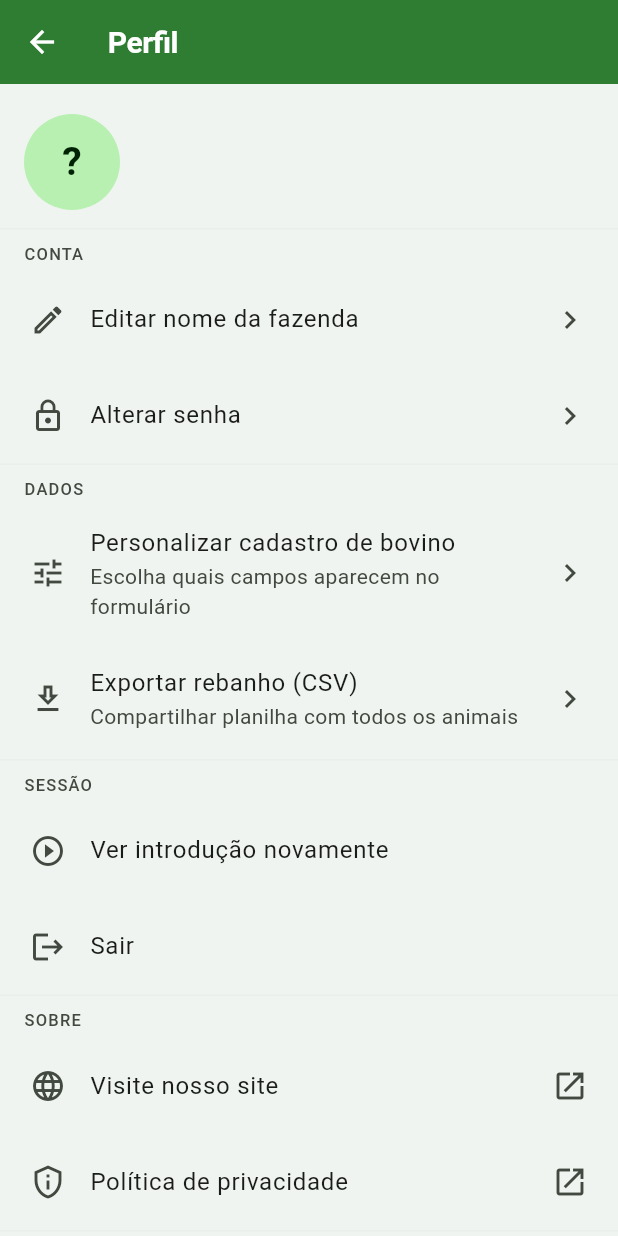
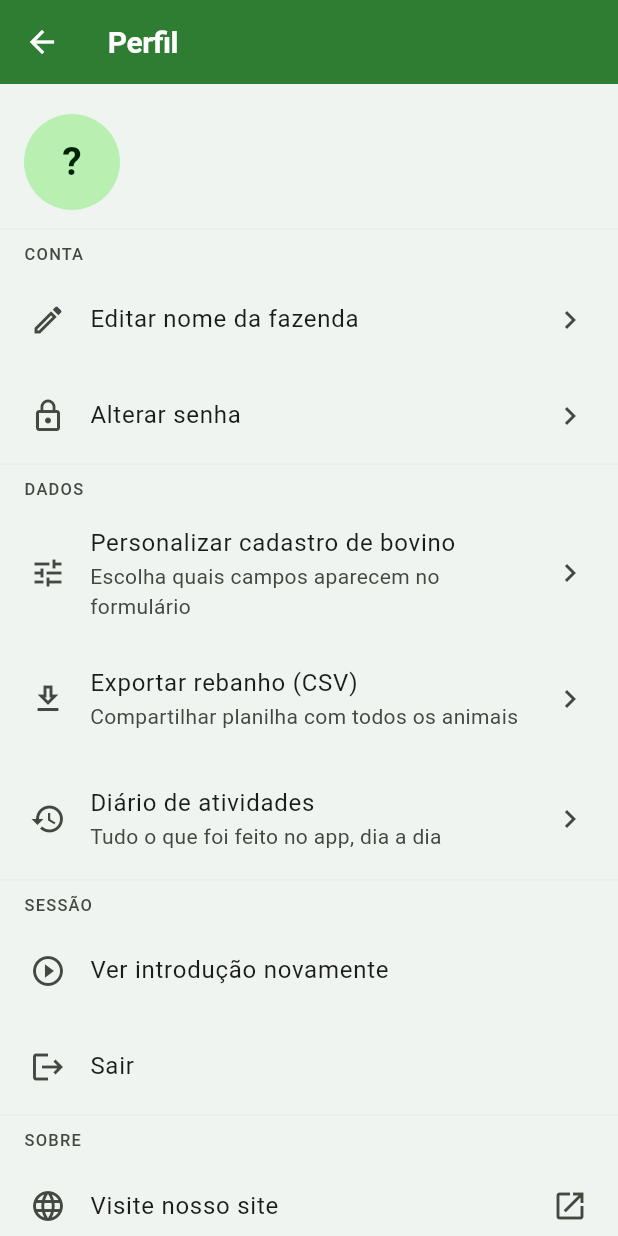
Before and after one commit to lucasbjs12/gestao-bovinos-flutter, a Flutter app: the screen it shows once a user with an empty profile is signed in, after a tap on "Pular", after a tap on the "person outline" icon, on a phone screen of 412 x 824 dp. Run offline on Flutter 3.47's test engine with Material 3 defaults, Android fonts, the phone set to English and light mode, and no system bars; our stand-ins replace cached_network_image, cloud_firestore, cloud_functions, connectivity_plus, firebase_auth, firebase_core and 6 more; accounts and stored records are empty.

Commit message:
feat: diario de atividades (fase 1 do multi-usuario)
Registro imutavel de quem fez o que e quando: salvar/excluir bovinos,
eventos, invernadas, baixas, reativacoes e movimentacoes. Gravado no
funil dos repositorios remotos (sem eco da sync que desce; resync
suprimido). Tela com timeline agrupada por dia em Perfil > Dados.
Banco local migra para v4 (tabela atividades); sobe para o Firestore
e desce via sync inicial + tempo real. Cada registro guarda autorUid
e autorNome para a fase 2 (papeis dono/capataz).

Co-Authored-By: Claude Fable 5 <noreply@anthropic.com>

```diff
--- a/lib/app.dart
+++ b/lib/app.dart
@@ -22,6 +22,7 @@ import 'features/admin/presentation/painel_admin_screen.dart';
 import 'features/bovinos/presentation/personalizar_cadastro_screen.dart';
 import 'features/bovinos/presentation/sem_manejo_screen.dart';
 import 'features/bovinos/presentation/terneiros_indefinidos_screen.dart';
+import 'features/atividades/presentation/diario_atividades_screen.dart';
 import 'features/perfil/presentation/perfil_screen.dart';
 import 'features/home/home_provider.dart';
 import 'features/eventos_sanitarios/eventos_sanitarios_provider.dart';
@@ -135,6 +136,11 @@ class GestaoBovinosApp extends StatelessWidget {
             case AppRoutes.painelAdmin:
               return MaterialPageRoute(
                 builder: (_) => const PainelAdminScreen(),
+                settings: settings,
+              );
+            case AppRoutes.diarioAtividades:
+              return MaterialPageRoute(
+                builder: (_) => const DiarioAtividadesScreen(),
                 settings: settings,
               );
             default:
--- a/lib/core/db/app_database.dart
+++ b/lib/core/db/app_database.dart
@@ -30,7 +30,7 @@ class AppDatabase {
 
     return openDatabase(
       dbPath,
-      version: 3,
+      version: 4,
       onUpgrade: (db, oldVersion, newVersion) async {
         if (oldVersion < 2) {
           await db.execute(
@@ -45,6 +45,9 @@ class AppDatabase {
           } catch (_) {
             // coluna já existe (migração interrompida anteriormente)
           }
+        }
+        if (oldVersion < 4) {
+          await _criarTabelaAtividades(db);
         }
       },
       onCreate: (db, version) async {
@@ -153,7 +156,26 @@ class AppDatabase {
           )
         ''');
         await db.execute('CREATE INDEX idx_leitura_rfid_bovinoId ON leitura_rfid(bovinoId)');
+
+        await _criarTabelaAtividades(db);
       },
+    );
+  }
+
+  static Future<void> _criarTabelaAtividades(Database db) async {
+    await db.execute('''
+      CREATE TABLE atividades (
+        id INTEGER PRIMARY KEY AUTOINCREMENT,
+        syncId TEXT,
+        autorUid TEXT,
+        autorNome TEXT,
+        acao TEXT,
+        descricao TEXT,
+        dataMillis INTEGER
+      )
+    ''');
+    await db.execute(
+      'CREATE INDEX idx_atividades_dataMillis ON atividades(dataMillis)',
     );
   }
 
--- a/lib/core/routes/app_routes.dart
+++ b/lib/core/routes/app_routes.dart
@@ -16,4 +16,5 @@ abstract class AppRoutes {
   static const personalizarCadastro = '/personalizar-cadastro';
   static const painelAdmin = '/painel-admin';
   static const cadastroLote = '/cadastro-lote';
+  static const diarioAtividades = '/diario-atividades';
 }
--- a/lib/features/perfil/presentation/perfil_screen.dart
+++ b/lib/features/perfil/presentation/perfil_screen.dart
@@ -111,6 +111,13 @@ class _PerfilScreenState extends State<PerfilScreen> {
             subtitle: const Text('Compartilhar planilha com todos os animais'),
             trailing: const Icon(Icons.chevron_right),
             onTap: _exportarCSV,
+          ),
+          ListTile(
+            leading: const Icon(Icons.history),
+            title: const Text('Diário de atividades'),
+            subtitle: const Text('Tudo o que foi feito no app, dia a dia'),
+            trailing: const Icon(Icons.chevron_right),
+            onTap: () => Navigator.pushNamed(context, AppRoutes.diarioAtividades),
           ),
 
           const Divider(),
--- a/lib/sync/initial_sync_service.dart
+++ b/lib/sync/initial_sync_service.dart
@@ -3,6 +3,8 @@ import 'package:shared_preferences/shared_preferences.dart';
 import 'package:sqflite/sqflite.dart';
 
 import '../core/sync/sync_refs.dart';
+import '../features/atividades/data/atividade.dart';
+import '../features/atividades/data/atividade_local_repository.dart';
 import '../features/bovinos/data/bovino.dart';
 import '../features/bovinos/data/bovino_local_repository.dart';
 import '../features/eventos_sanitarios/data/evento_sanitario.dart';
@@ -28,16 +30,18 @@ class InitialSyncService {
     final fazendaRef =
         FirebaseFirestore.instance.collection('fazendas').doc(uid);
 
-    // Busca paralela das 3 coleções
+    // Busca paralela das 4 coleções
     final results = await Future.wait([
       fazendaRef.collection('invernadas').get(const GetOptions(source: Source.server)),
       fazendaRef.collection('bovinos').get(const GetOptions(source: Source.server)),
       fazendaRef.collection('eventos_sanitarios').get(const GetOptions(source: Source.server)),
+      fazendaRef.collection('atividades').get(const GetOptions(source: Source.server)),
     ]);
 
     final invernadasSnap = results[0];
     final bovinosSnap    = results[1];
     final eventosSnap    = results[2];
+    final atividadesSnap = results[3];
 
     // 1 — Invernadas (FK base para bovinos)
     final invRepo = InvernadaLocalRepository(db);
@@ -136,6 +140,15 @@ class InitialSyncService {
       await evRepo.inserirOuSubstituirPorSyncId(evento, bovinosLocais);
     }
 
+    // 4 — Diário de atividades
+    final atRepo = AtividadeLocalRepository(db);
+    for (final doc in atividadesSnap.docs) {
+      if (doc.metadata.hasPendingWrites) continue;
+      await atRepo.inserirOuSubstituirPorSyncId(
+        Atividade.fromMap({...doc.data(), 'syncId': doc.id, 'id': null}),
+      );
+    }
+
     final prefs = await SharedPreferences.getInstance();
     await prefs.setBool('$_prefsPrefix$uid', true);
   }
--- a/lib/sync/realtime_sync_service.dart
+++ b/lib/sync/realtime_sync_service.dart
@@ -4,6 +4,8 @@ import 'package:cloud_firestore/cloud_firestore.dart';
 import 'package:sqflite/sqflite.dart';
 
 import '../core/sync/sync_refs.dart';
+import '../features/atividades/data/atividade.dart';
+import '../features/atividades/data/atividade_local_repository.dart';
 import '../features/bovinos/data/bovino.dart';
 import '../features/bovinos/data/bovino_local_repository.dart';
 import '../features/eventos_sanitarios/data/evento_sanitario.dart';
@@ -17,6 +19,7 @@ class RealtimeSyncService {
   StreamSubscription<QuerySnapshot<Map<String, dynamic>>>? _invernadasSub;
   StreamSubscription<QuerySnapshot<Map<String, dynamic>>>? _bovinosSub;
   StreamSubscription<QuerySnapshot<Map<String, dynamic>>>? _eventosSub;
+  StreamSubscription<QuerySnapshot<Map<String, dynamic>>>? _atividadesSub;
 
   void start({required String uid, required Database db}) {
     if (_bovinosSub != null) return; // idempotente
@@ -75,6 +78,24 @@ class RealtimeSyncService {
         } catch (_) {}
       }
     });
+
+    _atividadesSub =
+        fazenda.collection('atividades').snapshots().listen((snap) async {
+      final repo = AtividadeLocalRepository(db);
+      for (final change in snap.docChanges) {
+        if (change.doc.metadata.hasPendingWrites) continue;
+        try {
+          if (change.type == DocumentChangeType.removed) {
+            await repo.excluirPorSyncId(change.doc.id);
+          } else {
+            final d = change.doc.data()!;
+            await repo.inserirOuSubstituirPorSyncId(
+              Atividade.fromMap({...d, 'syncId': change.doc.id, 'id': null}),
+            );
+          }
+        } catch (_) {}
+      }
+    });
   }
 
   void stop() {
@@ -84,6 +105,8 @@ class RealtimeSyncService {
     _bovinosSub = null;
     _eventosSub?.cancel();
     _eventosSub = null;
+    _atividadesSub?.cancel();
+    _atividadesSub = null;
   }
 
   static Invernada _invernadaFromDoc(
--- a/lib/sync/resync_refs_service.dart
+++ b/lib/sync/resync_refs_service.dart
@@ -24,7 +24,7 @@ class ResyncRefsService {
 
     final bovinoRepo = BovinoRemoteRepository(uid: uid, sync: sync);
     for (final row in await db.query('bovinos')) {
-      await bovinoRepo.salvar(Bovino.fromMap(row));
+      await bovinoRepo.salvar(Bovino.fromMap(row), registrarAtividade: false);
     }
 
     final eventoRepo = EventoSanitarioRemoteRepository(uid: uid, sync: sync);
@@ -52,6 +52,7 @@ class ResyncRefsService {
       await eventoRepo.salvar(
         evento,
         vinculos.map((v) => v['bovinoId'] as int).toList(),
+        registrarAtividade: false,
       );
     }
 
```
Also changed, not shown: lib/features/atividades/atividade_service.dart (added, +40 -0 lines), lib/features/atividades/data/atividade.dart (added, +63 -0 lines), lib/features/atividades/data/atividade_local_repository.dart (added, +49 -0 lines), lib/features/atividades/data/atividade_remote_repository.dart (added, +30 -0 lines), lib/features/atividades/presentation/diario_atividades_screen.dart (added, +178 -0 lines), lib/features/bovinos/data/baixa_bovino_remote_repository.dart (+19 -0 lines), lib/features/bovinos/data/bovino_remote_repository.dart (+19 -1 lines), lib/features/eventos_sanitarios/data/evento_sanitario_remote_repository.dart (+24 -1 lines), lib/features/invernadas/data/invernada_remote_repository.dart (+41 -1 lines), 2 other files.
